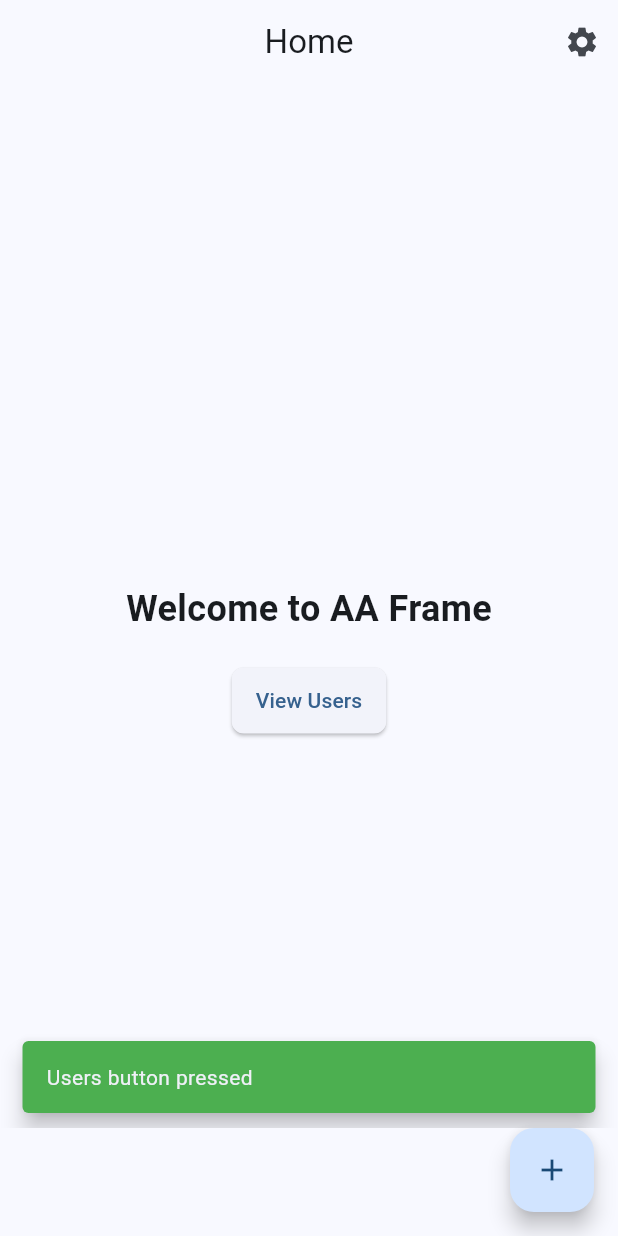
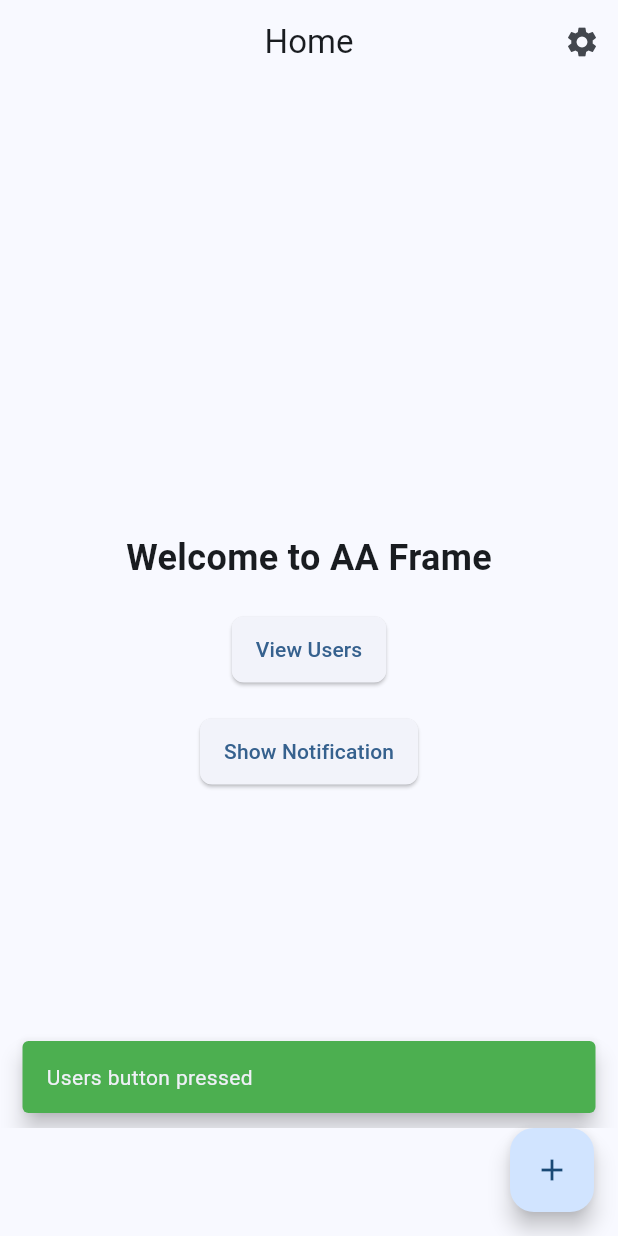
Before and after one commit to hariysu/aa-frame, a Flutter app: the screen it shows after launch, after a tap on "View Users", on a phone screen of 412 x 824 dp. Run offline on Flutter 3.47's test engine with Material 3 defaults, Android fonts, the light colour scheme and no system bars; our stand-ins replace easy_localization, flutter_local_notifications, shared_preferences.

Commit message:
Add flutter_local_notifications package and update Android/iOS configurations for notifications

```diff
--- /dev/null
+++ b/lib/core/services/notification_service.dart
@@ -0,0 +1,76 @@
+import 'dart:io';
+
+import 'package:flutter_local_notifications/flutter_local_notifications.dart';
+
+class NotificationService {
+  static final NotificationService _instance = NotificationService._();
+  static NotificationService get instance => _instance;
+
+  final FlutterLocalNotificationsPlugin _notificationsPlugin =
+      FlutterLocalNotificationsPlugin();
+
+  NotificationService._();
+
+  Future<void> initialize() async {
+    const androidSettings =
+        AndroidInitializationSettings('@mipmap/ic_launcher');
+    const iosSettings = DarwinInitializationSettings(
+      requestAlertPermission: true,
+      requestBadgePermission: true,
+      requestSoundPermission: true,
+    );
+
+    const initializationSettings = InitializationSettings(
+      android: androidSettings,
+      iOS: iosSettings,
+    );
+
+    await _notificationsPlugin.initialize(initializationSettings);
+
+    // Request Android notification permissions
+    if (Platform.isAndroid) {
+      await _requestAndroidPermissions();
+    }
+  }
+
+  Future<void> _requestAndroidPermissions() async {
+    // Request notification permissions for Android 13+
+    final AndroidFlutterLocalNotificationsPlugin? androidImplementation =
+        _notificationsPlugin.resolvePlatformSpecificImplementation<
+            AndroidFlutterLocalNotificationsPlugin>();
+
+    await androidImplementation?.requestNotificationsPermission();
+  }
+
+  Future<void> showNotification({
+    required String title,
+    required String body,
+    int id = 0,
+  }) async {
+    const androidDetails = AndroidNotificationDetails(
+      'default_channel',
+      'Default Channel',
+      channelDescription: 'Default notification channel',
+      importance: Importance.high,
+      priority: Priority.high,
+    );
+
+    const iosDetails = DarwinNotificationDetails(
+      presentAlert: true,
+      presentBadge: true,
+      presentSound: true,
+    );
+
+    const notificationDetails = NotificationDetails(
+      android: androidDetails,
+      iOS: iosDetails,
+    );
+
+    await _notificationsPlugin.show(
+      id,
+      title,
+      body,
+      notificationDetails,
+    );
+  }
+}
--- a/lib/main.dart
+++ b/lib/main.dart
@@ -1,5 +1,4 @@
 import 'package:flutter/material.dart';
-import 'package:flutter/services.dart';
 import 'package:provider/provider.dart';
 import 'package:easy_localization/easy_localization.dart';
 
@@ -7,6 +6,7 @@ import 'config/app_config.dart';
 import 'core/theme.dart';
 import 'core/providers/theme_provider.dart';
 import 'core/providers/language_provider.dart';
+import 'core/services/notification_service.dart';
 import 'routes/app_router.dart';
 
 void main() async {
@@ -15,6 +15,9 @@ void main() async {
 
   // Initialize EasyLocalization
   await EasyLocalization.ensureInitialized();
+
+  // Initialize notification service
+  await NotificationService.instance.initialize();
 
   // Initialize app configuration
   AppConfig.initialize(environment: Environment.development);
--- a/lib/presentation/screens/home_screen.dart
+++ b/lib/presentation/screens/home_screen.dart
@@ -1,6 +1,7 @@
 import 'package:flutter/material.dart';
 import 'package:easy_localization/easy_localization.dart';
 import '../../core/utils.dart';
+import '../../core/services/notification_service.dart';
 import '../../routes/app_router.dart';
 
 /// Home screen of the application
@@ -44,6 +45,16 @@ class HomeScreen extends StatelessWidget {
               },
               child: Text('home.view_users'.tr()),
             ),
+            const SizedBox(height: 20),
+            ElevatedButton(
+              onPressed: () {
+                NotificationService.instance.showNotification(
+                  title: 'AA Frame',
+                  body: 'This is a test notification!',
+                );
+              },
+              child: const Text('Show Notification'),
+            ),
           ],
         ),
       ),
--- a/pubspec.yaml
+++ b/pubspec.yaml
@@ -17,6 +17,8 @@ dependencies:
   shared_preferences: ^2.2.2
 # Localization
   easy_localization: ^3.0.3
+# Notifications
+  flutter_local_notifications: ^18.0.1
 
 dev_dependencies:
   flutter_test:
```
Also changed, not shown: pubspec.lock, 5 other files.
